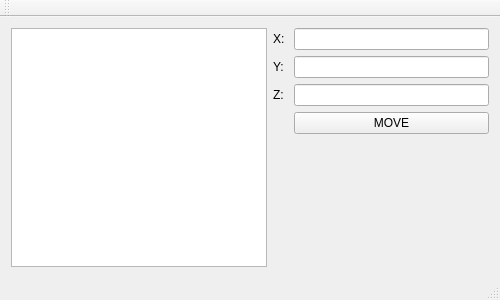
First picture: the form in ui/mainwindow.ui, repository stone-payments/pos-unified-test-automation, before the edit.
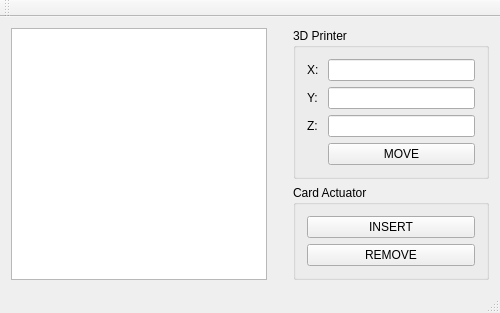
Second picture: the form after the edit.

Commit message: Add buttons to test card insert and remove

Patch:
```diff
--- a/ui/mainwindow.ui
+++ b/ui/mainwindow.ui
@@ -19,6 +19,17 @@
      <widget class="QGraphicsView" name="cameraView"/>
     </item>
     <item>
+     <layout class="QVBoxLayout" name="verticalLayout">
+      <property name="leftMargin">
+       <number>20</number>
+      </property>
+      <item>
+       <widget class="QGroupBox" name="groupBox">
+        <property name="title">
+         <string>3D Printer</string>
+        </property>
+        <layout class="QHBoxLayout" name="horizontalLayout_2">
+         <item>
      <layout class="QFormLayout" name="formLayout">
       <item row="0" column="0">
        <widget class="QLabel" name="label_x">
@@ -27,9 +38,6 @@
         </property>
        </widget>
       </item>
-      <item row="0" column="1">
-       <widget class="QLineEdit" name="dx"/>
-      </item>
       <item row="1" column="0">
        <widget class="QLabel" name="label_y">
         <property name="text">
@@ -40,9 +48,6 @@
       <item row="1" column="1">
        <widget class="QLineEdit" name="dy"/>
       </item>
-      <item row="2" column="1">
-       <widget class="QLineEdit" name="dz"/>
-      </item>
       <item row="2" column="0">
        <widget class="QLabel" name="label_z">
         <property name="text">
@@ -50,11 +55,45 @@
         </property>
        </widget>
       </item>
+           <item row="2" column="1">
+            <widget class="QLineEdit" name="dz"/>
+           </item>
       <item row="3" column="1">
        <widget class="QPushButton" name="buttonMove">
         <property name="text">
          <string>MOVE</string>
         </property>
+            </widget>
+           </item>
+           <item row="0" column="1">
+            <widget class="QLineEdit" name="dx"/>
+           </item>
+          </layout>
+         </item>
+        </layout>
+       </widget>
+      </item>
+      <item>
+       <widget class="QGroupBox" name="groupBox_2">
+        <property name="title">
+         <string>Card Actuator</string>
+        </property>
+        <layout class="QVBoxLayout" name="verticalLayout_2">
+         <item>
+          <widget class="QPushButton" name="buttonInsertCard">
+           <property name="text">
+            <string>INSERT</string>
+           </property>
+          </widget>
+         </item>
+         <item>
+          <widget class="QPushButton" name="buttonRemoveCard">
+           <property name="text">
+            <string>REMOVE</string>
+           </property>
+          </widget>
+         </item>
+        </layout>
        </widget>
       </item>
      </layout>
```
Lines whose indentation alone changed are shown as unchanged. The commit also changes 2 other files.
